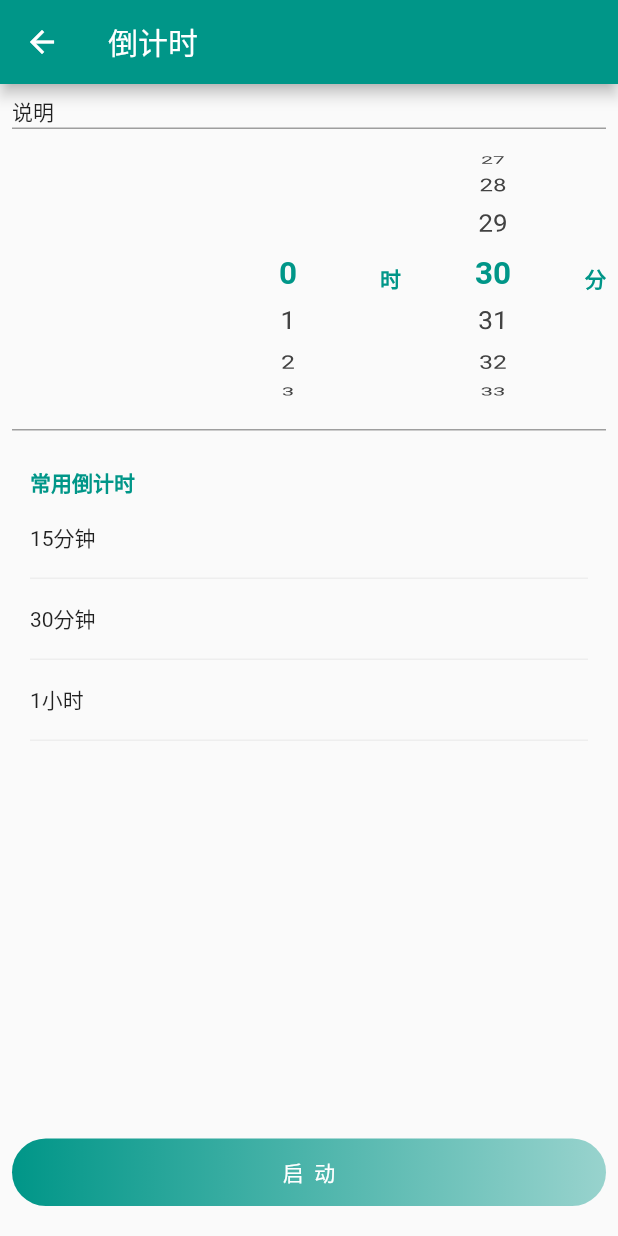
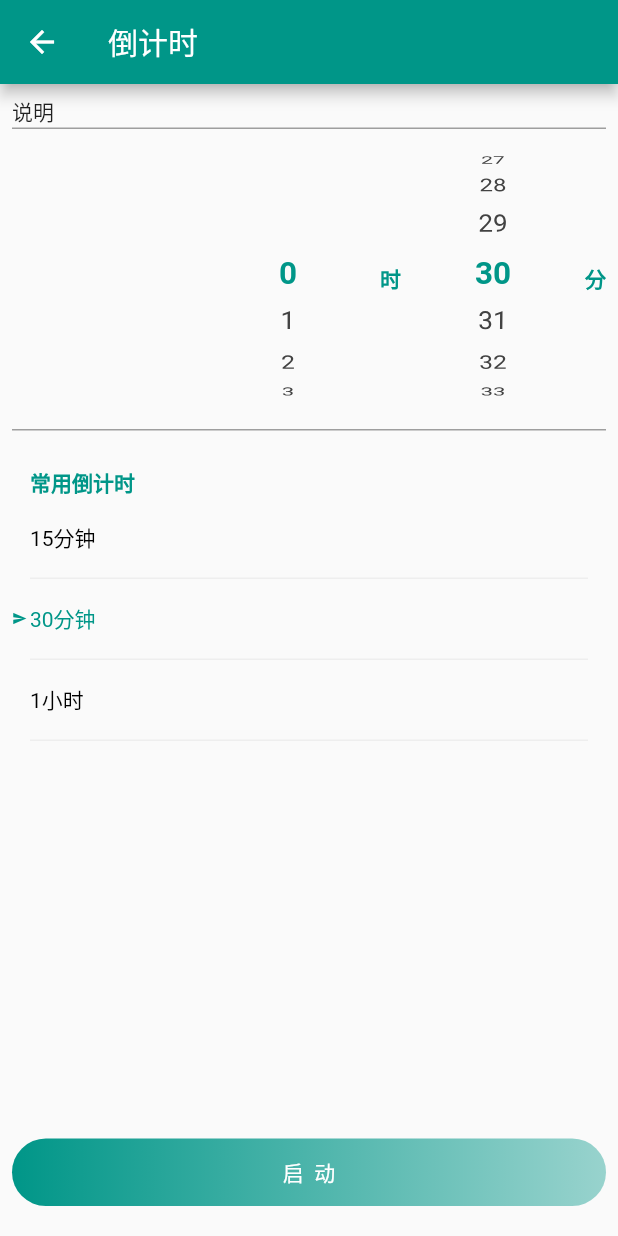
Before and after one commit to ZXQ-Kyle/dc1control_flutter, a Flutter app: the CountDownRoute screen opened by its route, scrolled down 576 dp, after a tap on "15分钟", after a tap on "30分钟", on a phone screen of 412 x 824 dp. Run offline on Flutter 3.47's test engine with Material 2 defaults, Android fonts, the phone set to English and light mode, and no system bars; our stand-ins replace convert, dio, event_bus, flutter_datetime_picker, fluttertoast, shared_preferences; missing offline and left inert: uuid_enhanced; accounts and stored records are empty; generated files the repository leaves out were written again.

Commit message:
1、完成倒计时页面

```diff
--- a/lib/main.dart
+++ b/lib/main.dart
@@ -1,6 +1,7 @@
 import 'dart:io';
 
 import 'package:dc1clientflutter/common/log_util.dart';
+import 'package:dc1clientflutter/route/dc1_wifi_config_route.dart';
 import 'package:dc1clientflutter/route/home/edit_device_name_route.dart';
 import 'package:dc1clientflutter/route/home/home_route.dart';
 import 'package:dc1clientflutter/route/plan/add_plan_route.dart';
@@ -50,6 +51,7 @@ class MyApp extends StatelessWidget {
             MyRoute.PLAN_ROUTE: (context) => PlanRoute(),
             MyRoute.ADD_PLAN_ROUTE: (context) => AddPlanRoute(),
             MyRoute.COUNT_DOWN_ROUTE: (context) => CountDownRoute(),
+            MyRoute.WIFI_CONFIG_ROUTE: (context) => WifiConfigRoute(),
           },
         );
       }),
@@ -64,4 +66,5 @@ class MyRoute {
   static const String PLAN_ROUTE = "PlanRoute";
   static const String ADD_PLAN_ROUTE = "AddPlanRoute";
   static const String COUNT_DOWN_ROUTE = "CountDownRoute";
+  static const String WIFI_CONFIG_ROUTE = "WifiConfigRoute";
 }
--- a/lib/route/plan/count_down_route.dart
+++ b/lib/route/plan/count_down_route.dart
@@ -21,6 +21,15 @@ class _CountDownRouteState extends State<CountDownRoute> {
   int _initHour = 0;
   int _initMinute = 10;
   String _switchName;
+  FixedExtentScrollController _hourController;
+  FixedExtentScrollController _minuteController;
+
+  @override
+  void initState() {
+    _hourController = FixedExtentScrollController(initialItem: _initHour);
+    _minuteController = FixedExtentScrollController(initialItem: _initMinute);
+    super.initState();
+  }
 
   @override
   Widget build(BuildContext context) {
@@ -39,9 +48,7 @@ class _CountDownRouteState extends State<CountDownRoute> {
       constraints: BoxConstraints(minWidth: double.infinity),
       color: Colors.grey[200],
     );
-    var _hourController = FixedExtentScrollController(initialItem: _initHour);
-    var _minuteController =
-        FixedExtentScrollController(initialItem: _initMinute);
+
     return Scaffold(
       appBar: AppBar(
         title: Text("倒计时"),
@@ -78,7 +85,9 @@ class _CountDownRouteState extends State<CountDownRoute> {
                     selectTextStyle: select,
                     unSelectTextStyle: unSelect,
                     onValueChanged: (s) {
-                      _initHour = s;
+                      setState(() {
+                        _initHour = s;
+                      });
                     },
                     minValue: 0,
                     maxValue: 23,
@@ -97,7 +106,9 @@ class _CountDownRouteState extends State<CountDownRoute> {
                     selectTextStyle: select,
                     unSelectTextStyle: unSelect,
                     onValueChanged: (s) {
-                      _initMinute = s;
+                      setState(() {
+                        _initMinute = s;
+                      });
                     },
                     minValue: 0,
                     maxValue: 59,
@@ -123,60 +134,11 @@ class _CountDownRouteState extends State<CountDownRoute> {
               ),
               padding: EdgeInsets.only(top: 24, left: 12, right: 12),
             ),
-            InkWell(
-              onTap: () {
-                _initHour = 0;
-                _initMinute = 15;
-                _hourController.animateToItem(0,
-                    duration: Duration(milliseconds: 200),
-                    curve: Curves.linear);
-                _minuteController.animateToItem(15,
-                    duration: Duration(milliseconds: 200),
-                    curve: Curves.linear);
-              },
-              child: Container(
-                width: double.infinity,
-                child: Text("15分钟"),
-                padding: EdgeInsets.symmetric(horizontal: 12, vertical: 16),
-              ),
-            ),
+            _buildCommonUseItem("15分钟", minute: 15),
             lineLightGrey,
-            InkWell(
-              onTap: () {
-                _initHour = 0;
-                _initMinute = 30;
-                _hourController.jumpToItem(1);
-                _hourController.animateToItem(0,
-                    duration: Duration(milliseconds: 200),
-                    curve: Curves.linear);
-                _minuteController.animateToItem(30,
-                    duration: Duration(milliseconds: 200),
-                    curve: Curves.linear);
-              },
-              child: Container(
-                width: double.infinity,
-                child: Text("30分钟"),
-                padding: EdgeInsets.symmetric(horizontal: 12, vertical: 16),
-              ),
-            ),
+            _buildCommonUseItem("30分钟", minute: 30),
             lineLightGrey,
-            InkWell(
-              onTap: () {
-                _initHour = 1;
-                _initMinute = 0;
-                _hourController.animateToItem(1,
-                    duration: Duration(milliseconds: 200),
-                    curve: Curves.linear);
-                _minuteController.animateToItem(0,
-                    duration: Duration(milliseconds: 200),
-                    curve: Curves.linear);
-              },
-              child: Container(
-                width: double.infinity,
-                child: Text("1小时"),
-                padding: EdgeInsets.symmetric(horizontal: 12, vertical: 16),
-              ),
-            ),
+            _buildCommonUseItem("1小时", hour: 1),
             lineLightGrey,
             Expanded(child: Container()),
             InkWell(
@@ -208,6 +170,10 @@ class _CountDownRouteState extends State<CountDownRoute> {
         ),
       ),
     );
+  }
+
+  bool _checkCommonUseState({int hour = 0, int minute = 0}) {
+    return _initHour == hour && _initMinute == minute;
   }
 
   void _save() {
@@ -242,4 +208,42 @@ class _CountDownRouteState extends State<CountDownRoute> {
       showToast("添加关闭任务失败，请手动关闭开关");
     });
   }
+
+  Widget _buildCommonUseItem(String text, {int hour = 0, int minute = 0}) {
+    var isCurrent = _checkCommonUseState(hour: hour, minute: minute);
+    return InkWell(
+      onTap: () {
+        _hourController.animateToItem(hour,
+            duration: const Duration(milliseconds: 200), curve: Curves.linear);
+        _minuteController.animateToItem(minute,
+            duration: const Duration(milliseconds: 200), curve: Curves.linear);
+      },
+      child: Container(
+        width: double.infinity,
+        child: Row(
+          children: <Widget>[
+            isCurrent
+                ? Container(
+                    child: Icon(
+                      Icons.send,
+                      size:10,
+                      color: Theme.of(context).primaryColor,
+                    ),
+                    padding:const EdgeInsets.only(right: 2),
+                  )
+                : Container(),
+            Text(
+              text,
+              style: TextStyle(
+                  color: !isCurrent
+                      ? Colors.black
+                      : Theme.of(context).primaryColor),
+            ),
+          ],
+        ),
+        padding: EdgeInsets.only(
+            left: isCurrent ? 0 : 12, top: 16, right: 12, bottom: 16),
+      ),
+    );
+  }
 }
--- a/pubspec.yaml
+++ b/pubspec.yaml
@@ -33,7 +33,6 @@ dependencies:
   event_bus: ^1.1.1
   flutter_datetime_picker: ^1.3.5
   uuid_enhanced: ^3.0.2
-  wheel_chooser: ^0.1.0
 
 dev_dependencies:
   flutter_test:
```
Also changed, not shown: lib/route/dc1_wifi_config_route.dart (added, +123 -0 lines), lib/route/home/my_drawer.dart (+17 -2 lines).
